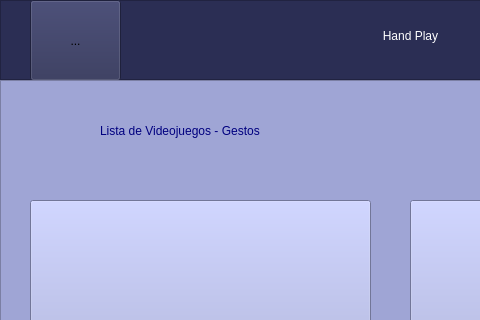
Old version of the form GUI/Gestos.ui in the repository Rainherz/Hand-Play; both pictures show x 0 to 480 and y 0 to 320 of the 802 by 552 pixel window.
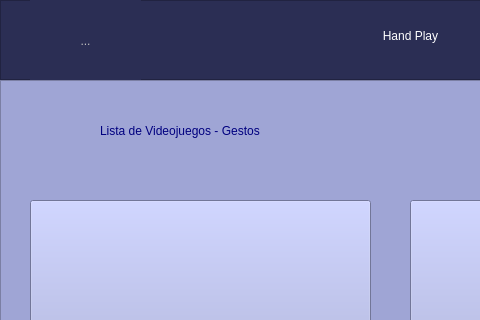
New version of the form. Icons and pictures are not drawn.

What changed in the file:
```diff
--- a/GUI/Gestos.ui
+++ b/GUI/Gestos.ui
@@ -78,13 +78,13 @@
     </widget>
     <widget class="QToolButton" name="toolButton">
      <property name="enabled">
-      <bool>true</bool>
+      <bool>false</bool>
      </property>
      <property name="geometry">
       <rect>
        <x>30</x>
        <y>0</y>
-       <width>91</width>
+       <width>111</width>
        <height>81</height>
       </rect>
      </property>
@@ -106,10 +106,13 @@
      </property>
      <property name="iconSize">
       <size>
-       <width>160</width>
-       <height>160</height>
+       <width>500</width>
+       <height>300</height>
       </size>
      </property>
+     <property name="autoRaise">
+      <bool>true</bool>
+     </property>
     </widget>
    </widget>
    <widget class="QFrame" name="Videojuegos">
```
